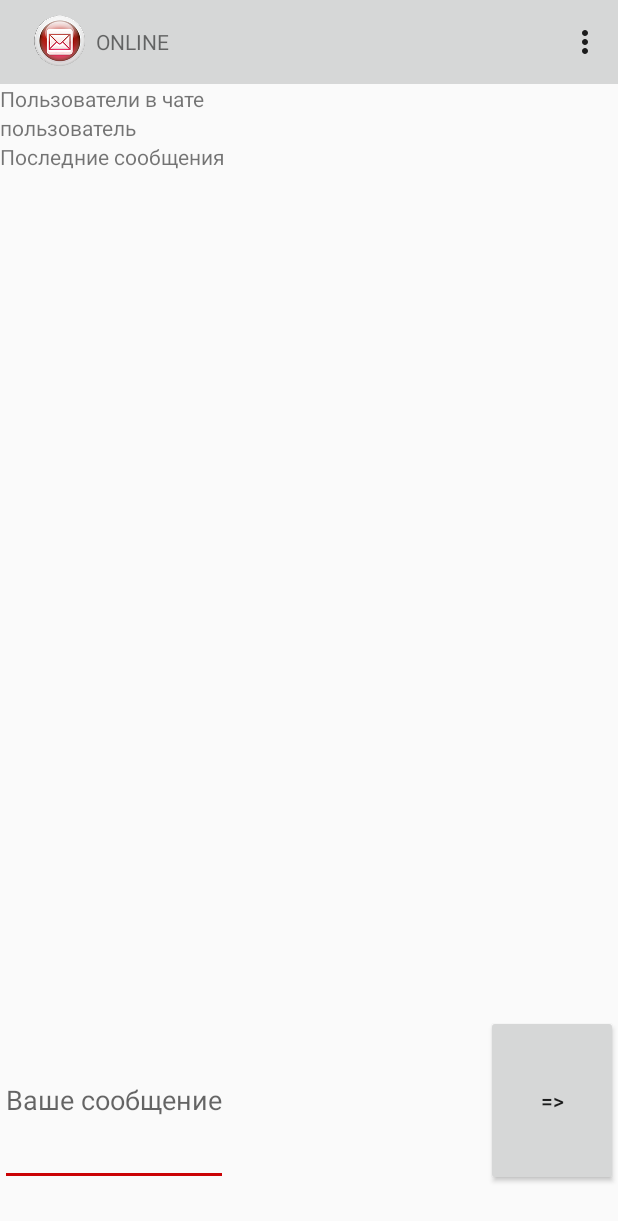
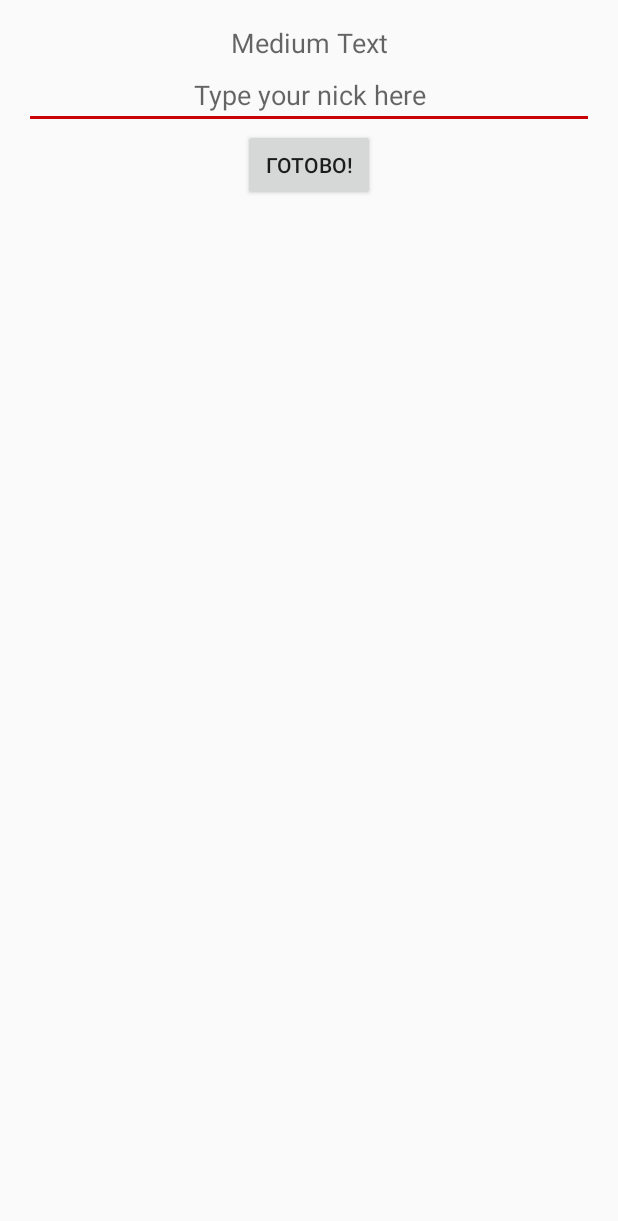
Before and after one commit to makzzz1986/JaPy-Messenger-Client, an Android app: the screen it shows after launch (MainActivity before the commit, LoginActivity after it), on a phone screen of 412 x 824 dp. Shown: the top 1221 px of the screen. Run offline under Robolectric (Android 15) with nearby library versions, the phone set to English and light mode, and no system bars.

Commit message:
08.08.16 changing nick - processing

```diff
--- a/app/src/main/java/ru/rdtc/makzzz/chat/Client.java
+++ b/app/src/main/java/ru/rdtc/makzzz/chat/Client.java
@@ -47,6 +47,7 @@ public class Client {
     public void close() {
         try {
             sock_obj.close();
+            conn_chk = false;
         } catch (IOException e) {
             Log.e(TAG, e.getMessage());
         }
--- /dev/null
+++ b/app/src/main/java/ru/rdtc/makzzz/chat/LoginActivity.java
@@ -0,0 +1,34 @@
+package ru.rdtc.makzzz.chat;
+
+import android.content.Intent;
+import android.support.v7.app.AppCompatActivity;
+import android.os.Bundle;
+import android.util.Log;
+import android.view.View;
+import android.widget.EditText;
+
+public class LoginActivity extends AppCompatActivity {
+    public static final String NICK = "ru.rdtc.makzzz.chat.NICK";
+    private static final String TAG = "LoginActivity";
+
+    @Override
+    protected void onCreate(Bundle savedInstanceState) {
+        super.onCreate(savedInstanceState);
+        setContentView(R.layout.activity_login);
+    }
+
+    public void onLoginSet(View view) {
+        Intent intent = new Intent();
+        EditText edTxt_login = (EditText) findViewById(R.id.login_edTxt);
+
+        // проверяем, если пользователь что-нибудь ввёл, то передаём результат в стартовую активити
+        if (edTxt_login.getText().length() != 0) {
+            Log.i(TAG, "Get nick = " + edTxt_login.getText());
+            intent.putExtra(NICK, edTxt_login.getText().toString());
+            setResult(RESULT_OK, intent);
+            finish();
+        } else {
+            edTxt_login.setHint("Надо что-нибудь ввести!");
+        }
+    }
+}
--- a/app/src/main/java/ru/rdtc/makzzz/chat/MainActivity.java
+++ b/app/src/main/java/ru/rdtc/makzzz/chat/MainActivity.java
@@ -1,19 +1,23 @@
 package ru.rdtc.makzzz.chat;
 
+import android.content.Context;
+import android.content.Intent;
+import android.content.SharedPreferences;
+import android.graphics.Point;
 import android.os.AsyncTask;
-import android.support.annotation.StringRes;
+import android.support.annotation.Dimension;
 import android.support.v7.app.AppCompatActivity;
 import android.os.Bundle;
 import android.support.v7.widget.Toolbar;
 import android.text.method.ScrollingMovementMethod;
 import android.util.Log;
+import android.view.Display;
 import android.view.Menu;
 import android.view.MenuItem;
 import android.view.View;
+import android.widget.Button;
 import android.widget.EditText;
-import android.widget.ImageButton;
 import android.widget.ImageView;
-import android.widget.RemoteViews;
 import android.widget.TextView;
 
 import java.io.IOException;
@@ -29,10 +33,22 @@ public class MainActivity extends AppCompatActivity {
     private boolean need_to_send = false;
     private static final String TAG = "MainActivity";
     private boolean conn_exist = false;
+    private String user_nick = null;
     private int msg_id = 0;
     private int scroll_amount = 0;
     private ImageView logo_image;
+    private Button butt_nick_choose;
     private boolean status_online = true;
+    private Client client = null;
+    // имя файла настроек
+    private static final String APP_PREFERENCES = "settings";
+    // ник
+    private static final String APP_PREFERENCES_USER_NICK = "user_nick";
+    // экземпляр настроек
+    private SharedPreferences mSettings;
+    // номер возвращённого значения
+    private static final int CHOOSE_NICK = 0;
+
 
 
     @Override
@@ -42,6 +58,24 @@ public class MainActivity extends AppCompatActivity {
 
         Toolbar myToolbar = (Toolbar) findViewById(R.id.my_toolbar);
         setSupportActionBar(myToolbar);
+
+        // инициализация важных элементов программно
+        butt_nick_choose = (Button) findViewById(R.id.butt_change_nick);
+
+        // сохранённые настройки
+        mSettings = getSharedPreferences(APP_PREFERENCES, Context.MODE_PRIVATE);
+        // если в настройках есть ник
+        if (mSettings.contains(APP_PREFERENCES_USER_NICK)) {
+            user_nick = mSettings.getString(APP_PREFERENCES_USER_NICK, "default_nick");
+            butt_nick_choose.setText(user_nick);
+            Log.i(TAG, "Get nick from saved settings - " + user_nick);
+        } else {
+            // если ника нет - открываем новое активити с выбором ника
+            user_nick = "no_nick_chosen";
+            Log.i(TAG, "No nick saved, get through LoginActivity");
+            Intent intent = new Intent(MainActivity.this, LoginActivity.class);
+            startActivityForResult(intent, CHOOSE_NICK);
+        }
 
         // запуск другого потока
         new LongOperation().execute("");
@@ -68,6 +102,10 @@ public class MainActivity extends AppCompatActivity {
                 status_online = true;
                 txtV_status.setText(R.string.status_online);
                 Log.i(TAG, "Online status set!");
+                if (client == null || client.conn_chk()) {
+                    // запуск потока снова
+                    new LongOperation().execute("");
+                }
                 return true;
 
             case R.id.stat_offline:
@@ -82,6 +120,33 @@ public class MainActivity extends AppCompatActivity {
         }
     }
 
+    // получение логина из другого активити
+    @Override
+    protected void onActivityResult(int requestCode, int resultCode, Intent data) {
+        // Check which request we're responding to
+        if (requestCode == CHOOSE_NICK) {
+            // Make sure the request was successful
+            if (resultCode == RESULT_OK) {
+                Log.i(TAG, "We get nick!");
+                user_nick = data.getStringExtra(LoginActivity.NICK);
+                // кладём ник в настройки
+                SharedPreferences.Editor editor = mSettings.edit();
+                editor.putString(APP_PREFERENCES_USER_NICK, user_nick);
+                editor.apply();
+            } else {
+                user_nick = "default_nick";
+            }
+
+        }
+    }
+
+    // нажатие на кнопку ника для его смены
+    public void onChangeNick(View view) {
+        Intent intent = new Intent(MainActivity.this, LoginActivity.class);
+        startActivityForResult(intent, CHOOSE_NICK);
+    }
+
+    // собственно, процесс обмена сообщениями, в другом потоке
     private class LongOperation extends AsyncTask<String, String, String> {
         TextView txtV_chat = (TextView) findViewById(R.id.txtV_chat);
         DateFormat df = new SimpleDateFormat("yyyy-MM-dd HH:mm:ss", Locale.ENGLISH);
@@ -98,14 +163,14 @@ public class MainActivity extends AppCompatActivity {
 
             try {
                 // создаём сокет через класс Client
-                Client client = new Client(host);
+                client = new Client(host);
                 // проверяем состояние подключения
                 if (client.conn_chk()) {
                     // выставляем в переменную результат подключения
                     conn_exist = true;
 
                     Log.i(TAG, "Start sending");
-                    Msg msg_init = new Msg(true, df.format(Calendar.getInstance().getTime()), msg_id++, "default nick", "INIT_SOCK");
+                    Msg msg_init = new Msg(true, df.format(Calendar.getInstance().getTime()), msg_id++, user_nick, "INIT_SOCK");
                     // отсылаем сообщение
                     client.send(msg_init.getJson(msg_init));
 
@@ -126,7 +191,7 @@ public class MainActivity extends AppCompatActivity {
                         }
                         conn_exist = true;
                         // отправляем запрос за обновлениями на сервер
-                        Msg msg_update = new Msg(true, df.format(Calendar.getInstance().getTime()), msg_id++, "default nick", "UPDATE_REQUEST");
+                        Msg msg_update = new Msg(true, df.format(Calendar.getInstance().getTime()), msg_id++, user_nick, "UPDATE_REQUEST");
                         client.send(msg_update.getJson(msg_update));
                         // ждём ответ от сервера и кладём результат в переменную
                         String response = client.recv();
@@ -161,10 +226,13 @@ public class MainActivity extends AppCompatActivity {
             return null;
         }
 
+        // после прохождения обмена сообщениями
         @Override
         protected void onPostExecute(String result) {
             logo_image = (ImageView) findViewById(R.id.logo_image);
             logo_image.setImageResource(R.mipmap.logor);
+            // обнуляем экземпляр класса, чтобы можно было его заново создать и подключиться
+            client = null;
             Log.i(TAG, "END OF THREAD!\nPostExecute - logo RED!");
         }
 
@@ -174,14 +242,18 @@ public class MainActivity extends AppCompatActivity {
 
         protected void onProgressUpdate(String... progress) {
             // периодически нам нужно проверять, что изменилось на сервере, мы вставляем в чат полученные данные из doInBackground
-//            if (progress[0].equals("> ")) {
-//                Log.i(TAG, "> !");
-//            }
+
             String chat = txtV_chat.getText().toString() + "\n" + progress[0];
             txtV_chat.setText(chat);
-            // ImageView определяем
+
+            // отрисовываем на кнопочке смена_ника текущий ник, если он изменился
+            if (!user_nick.equals(butt_nick_choose.getText().toString())) {
+                butt_nick_choose.setText(user_nick);
+                Log.i(TAG, "Nickname was changed");
+            }
+
+            // отрисовываем статус подключения
             logo_image = (ImageView) findViewById(R.id.logo_image);
-
             // если подключено есть:
             if (conn_exist) {
                 // ставим лого зелёным
@@ -202,7 +274,7 @@ public class MainActivity extends AppCompatActivity {
         }
     }
 
-
+    // нажатие на кнопку отправки сообщения
     public void onSend (View view) {
         EditText ed_send = (EditText) findViewById(R.id.ed_send);
         message = ed_send.getText().toString();
--- a/app/src/main/java/ru/rdtc/makzzz/chat/MainActivity_backup.java
+++ b/app/src/main/java/ru/rdtc/makzzz/chat/MainActivity_backup.java
@@ -77,6 +77,9 @@ public class MainActivity_backup extends AppCompatActivity {
             default:
                 return super.onOptionsItemSelected(item);
         }
+    }
+
+    public void onChangeNick(View view) {
     }
 
     private class LongOperation extends AsyncTask<String, String, String> {
--- /dev/null
+++ b/app/src/main/res/layout/activity_login.xml
@@ -0,0 +1,36 @@
+<?xml version="1.0" encoding="utf-8"?>
+<RelativeLayout xmlns:android="http://schemas.android.com/apk/res/android"
+    xmlns:tools="http://schemas.android.com/tools"
+    android:layout_width="match_parent"
+    android:layout_height="match_parent"
+    android:paddingBottom="@dimen/activity_vertical_margin"
+    android:paddingLeft="@dimen/activity_horizontal_margin"
+    android:paddingRight="@dimen/activity_horizontal_margin"
+    android:paddingTop="@dimen/activity_vertical_margin"
+    tools:context="ru.rdtc.makzzz.chat.LoginActivity">
+
+    <TextView
+        android:layout_width="match_parent"
+        android:layout_height="wrap_content"
+        android:textAppearance="?android:attr/textAppearanceMedium"
+        android:text="Medium Text"
+        android:id="@+id/textView"
+        android:gravity="center_horizontal" />
+
+    <EditText
+        android:hint="@string/hint_login"
+        android:layout_width="match_parent"
+        android:layout_height="wrap_content"
+        android:id="@+id/login_edTxt"
+        android:layout_below="@+id/textView"
+        android:gravity="center_horizontal" />
+
+    <Button
+        android:id="@+id/butt_login_choose"
+        android:text="@string/butt_send_login"
+        android:layout_width="wrap_content"
+        android:layout_height="wrap_content"
+        android:layout_below="@+id/login_edTxt"
+        android:layout_centerHorizontal="true"
+        android:onClick="onLoginSet"/>
+</RelativeLayout>
--- a/app/src/main/res/menu/menu_main.xml
+++ b/app/src/main/res/menu/menu_main.xml
@@ -2,6 +2,7 @@
     xmlns:app="http://schemas.android.com/apk/res-auto"
     xmlns:tools="http://schemas.android.com/tools"
     tools:context="ru.rdtc.makzzz.chat.MainActivity">
+
     <item
         android:id="@+id/stat_online"
         android:title="@string/status_online"
@@ -13,4 +14,5 @@
         android:title="@string/status_offline"
         android:orderInCategory="200"
         app:showAsAction="never" />
+
 </menu>
--- a/app/src/main/res/values/dimens.xml
+++ b/app/src/main/res/values/dimens.xml
@@ -2,4 +2,5 @@
     <!-- Default screen margins, per the Android Design guidelines. -->
     <dimen name="activity_horizontal_margin">16dp</dimen>
     <dimen name="activity_vertical_margin">16dp</dimen>
+    <dimen name="ed_sent_width">200dp</dimen>
 </resources>
--- a/app/src/main/res/values/strings.xml
+++ b/app/src/main/res/values/strings.xml
@@ -7,4 +7,9 @@
     <string name="description">Logo!</string>
     <string name="status_online">ONLINE</string>
     <string name="status_offline">OFFLINE</string>
+    <string name="change_nick">Nickname</string>
+
+    <string name="login_activ_lbl">Choose user nick</string>
+    <string name="hint_login">Type your nick here</string>
+    <string name="butt_send_login">Готово!</string>
 </resources>
```
Also changed, not shown: app/src/main/AndroidManifest.xml (+5 -5 lines), app/src/main/res/layout/activity_main.xml (+12 -4 lines).
